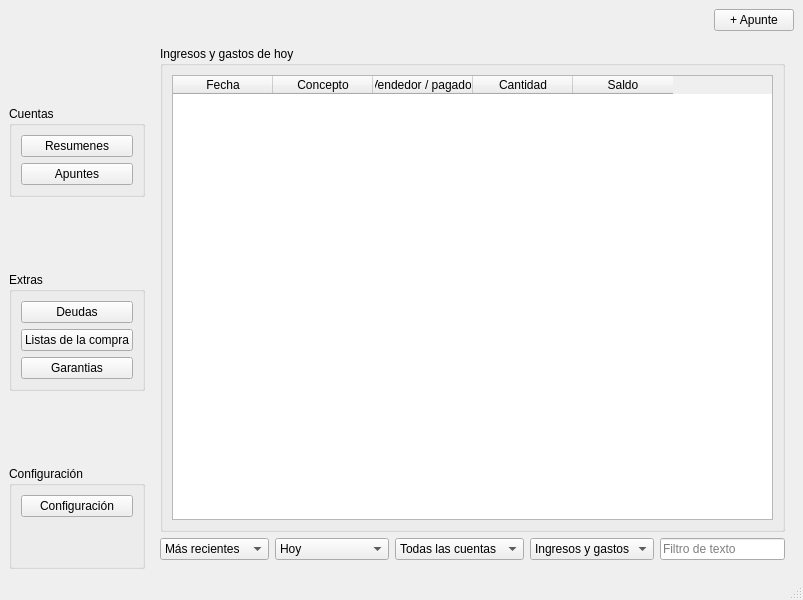
Old version of the form ui/moneydero.ui in the repository eboladev/moneydero.
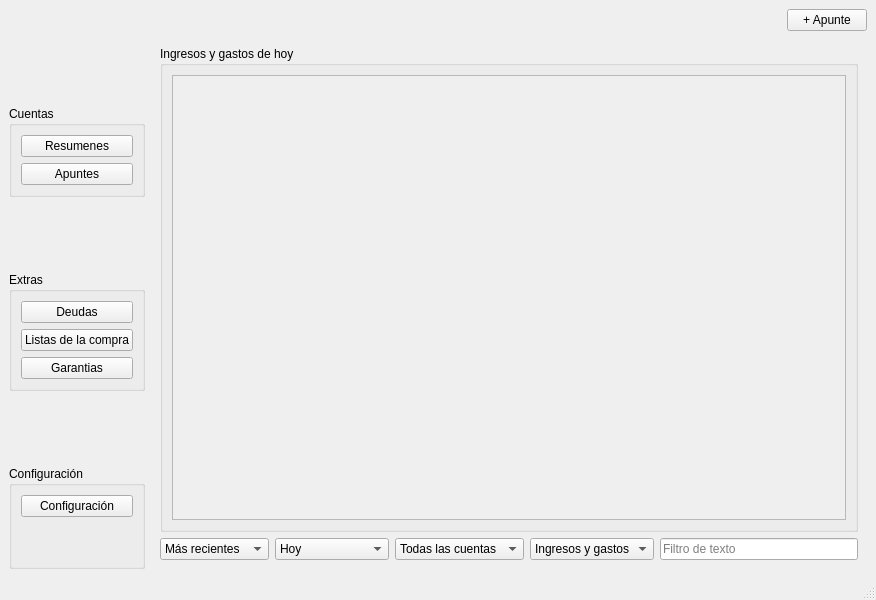
New version of the form.

```diff
--- a/ui/moneydero.ui
+++ b/ui/moneydero.ui
@@ -6,7 +6,7 @@
    <rect>
     <x>0</x>
     <y>0</y>
-    <width>803</width>
+    <width>876</width>
     <height>600</height>
    </rect>
   </property>
@@ -180,32 +180,21 @@
             </property>
             <layout class="QVBoxLayout" name="verticalLayout_6">
              <item>
-              <widget class="QTableWidget" name="tableWidget">
-               <column>
-                <property name="text">
-                 <string>Fecha</string>
+              <widget class="QScrollArea" name="scrollArea">
+               <property name="widgetResizable">
+                <bool>true</bool>
+               </property>
+               <widget class="QWidget" name="scrollAreaWidgetContents">
+                <property name="geometry">
+                 <rect>
+                  <x>0</x>
+                  <y>0</y>
+                  <width>667</width>
+                  <height>459</height>
+                 </rect>
                 </property>
-               </column>
-               <column>
-                <property name="text">
-                 <string>Concepto</string>
-                </property>
-               </column>
-               <column>
-                <property name="text">
-                 <string>Vendedor / pagador</string>
-                </property>
-               </column>
-               <column>
-                <property name="text">
-                 <string>Cantidad</string>
-                </property>
-               </column>
-               <column>
-                <property name="text">
-                 <string>Saldo</string>
-                </property>
-               </column>
+                <layout class="QVBoxLayout" name="layout_registro"/>
+               </widget>
               </widget>
              </item>
             </layout>
```
Left out of the diff: 2 changed lines with no effect on the pictures.
